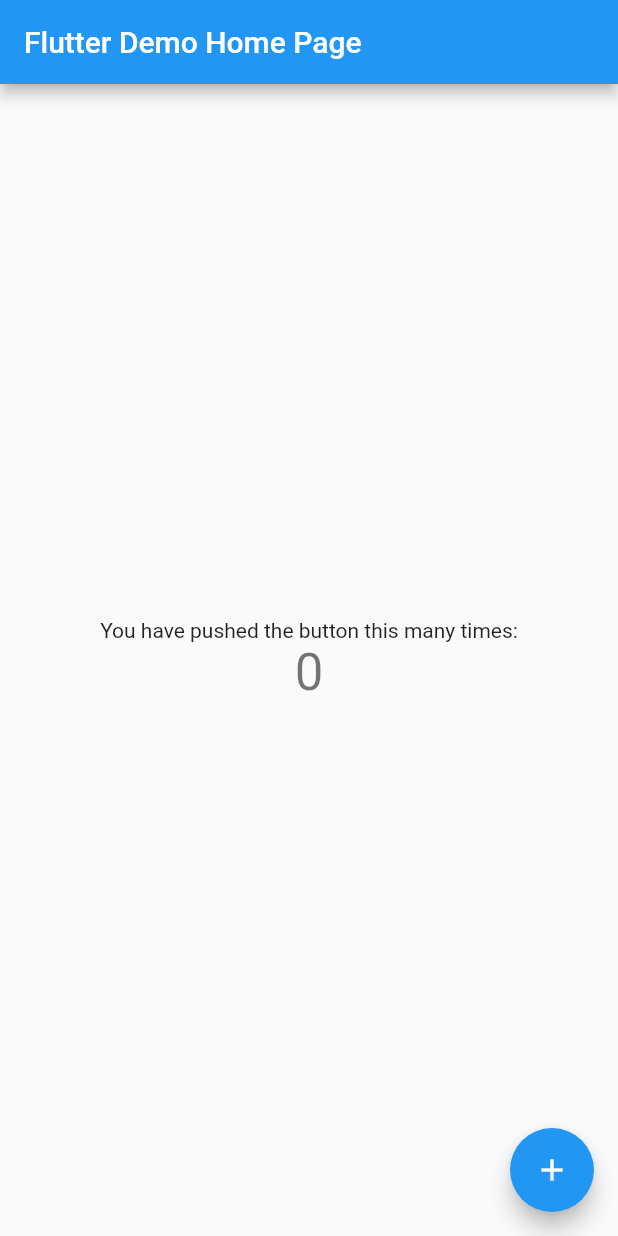
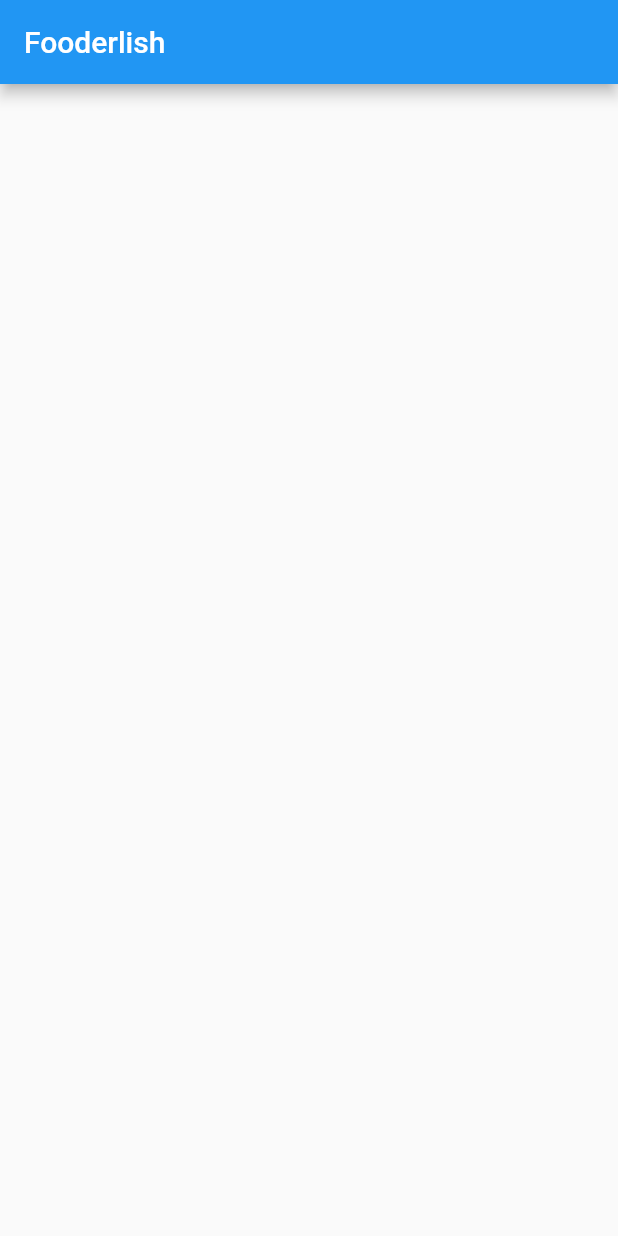
Before and after one commit to robsonsilv4/fooderlich, a Flutter app: the screen it shows after launch, on a phone screen of 412 x 824 dp. Run offline on Flutter 3.47's test engine with Material 2 defaults, Android fonts, the phone set to English and light mode, and no system bars; our stand-ins replace google_fonts.

Commit message:
clean main app

```diff
--- a/lib/main.dart
+++ b/lib/main.dart
@@ -1,115 +1,25 @@
 import 'package:flutter/material.dart';
 
 void main() {
-  runApp(const MyApp());
+  runApp(const FooderlishApp());
 }
 
-class MyApp extends StatelessWidget {
-  const MyApp({Key? key}) : super(key: key);
+class FooderlishApp extends StatelessWidget {
+  const FooderlishApp({Key? key}) : super(key: key);
 
-  // This widget is the root of your application.
   @override
   Widget build(BuildContext context) {
     return MaterialApp(
-      title: 'Flutter Demo',
+      title: 'Fooderlish',
       theme: ThemeData(
-        // This is the theme of your application.
-        //
-        // Try running your application with "flutter run". You'll see the
-        // application has a blue toolbar. Then, without quitting the app, try
-        // changing the primarySwatch below to Colors.green and then invoke
-        // "hot reload" (press "r" in the console where you ran "flutter run",
-        // or simply save your changes to "hot reload" in a Flutter IDE).
-        // Notice that the counter didn't reset back to zero; the application
-        // is not restarted.
         primarySwatch: Colors.blue,
       ),
-      home: const MyHomePage(title: 'Flutter Demo Home Page'),
+      home: Scaffold(
+        appBar: AppBar(
+          title: const Text('Fooderlish'),
+        ),
+        body: Container(),
+      ),
     );
   }
 }
-
-class MyHomePage extends StatefulWidget {
-  const MyHomePage({Key? key, required this.title}) : super(key: key);
-
-  // This widget is the home page of your application. It is stateful, meaning
-  // that it has a State object (defined below) that contains fields that affect
-  // how it looks.
-
-  // This class is the configuration for the state. It holds the values (in this
-  // case the title) provided by the parent (in this case the App widget) and
-  // used by the build method of the State. Fields in a Widget subclass are
-  // always marked "final".
-
-  final String title;
-
-  @override
-  State<MyHomePage> createState() => _MyHomePageState();
-}
-
-class _MyHomePageState extends State<MyHomePage> {
-  int _counter = 0;
-
-  void _incrementCounter() {
-    setState(() {
-      // This call to setState tells the Flutter framework that something has
-      // changed in this State, which causes it to rerun the build method below
-      // so that the display can reflect the updated values. If we changed
-      // _counter without calling setState(), then the build method would not be
-      // called again, and so nothing would appear to happen.
-      _counter++;
-    });
-  }
-
-  @override
-  Widget build(BuildContext context) {
-    // This method is rerun every time setState is called, for instance as done
-    // by the _incrementCounter method above.
-    //
-    // The Flutter framework has been optimized to make rerunning build methods
-    // fast, so that you can just rebuild anything that needs updating rather
-    // than having to individually change instances of widgets.
-    return Scaffold(
-      appBar: AppBar(
-        // Here we take the value from the MyHomePage object that was created by
-        // the App.build method, and use it to set our appbar title.
-        title: Text(widget.title),
-      ),
-      body: Center(
-        // Center is a layout widget. It takes a single child and positions it
-        // in the middle of the parent.
-        child: Column(
-          // Column is also a layout widget. It takes a list of children and
-          // arranges them vertically. By default, it sizes itself to fit its
-          // children horizontally, and tries to be as tall as its parent.
-          //
-          // Invoke "debug painting" (press "p" in the console, choose the
-          // "Toggle Debug Paint" action from the Flutter Inspector in Android
-          // Studio, or the "Toggle Debug Paint" command in Visual Studio Code)
-          // to see the wireframe for each widget.
-          //
-          // Column has various properties to control how it sizes itself and
-          // how it positions its children. Here we use mainAxisAlignment to
-          // center the children vertically; the main axis here is the vertical
-          // axis because Columns are vertical (the cross axis would be
-          // horizontal).
-          mainAxisAlignment: MainAxisAlignment.center,
-          children: <Widget>[
-            const Text(
-              'You have pushed the button this many times:',
-            ),
-            Text(
-              '$_counter',
-              style: Theme.of(context).textTheme.headline4,
-            ),
-          ],
-        ),
-      ),
-      floatingActionButton: FloatingActionButton(
-        onPressed: _incrementCounter,
-        tooltip: 'Increment',
-        child: const Icon(Icons.add),
-      ), // This trailing comma makes auto-formatting nicer for build methods.
-    );
-  }
-}
```
Also changed, not shown: 1 other file.
